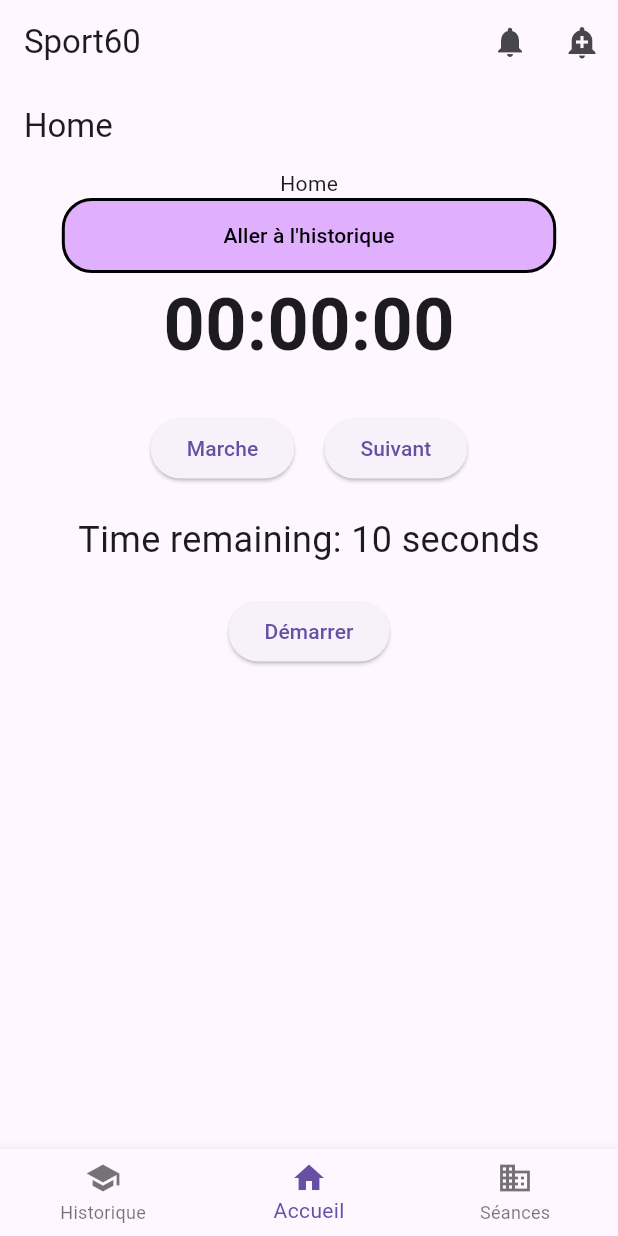
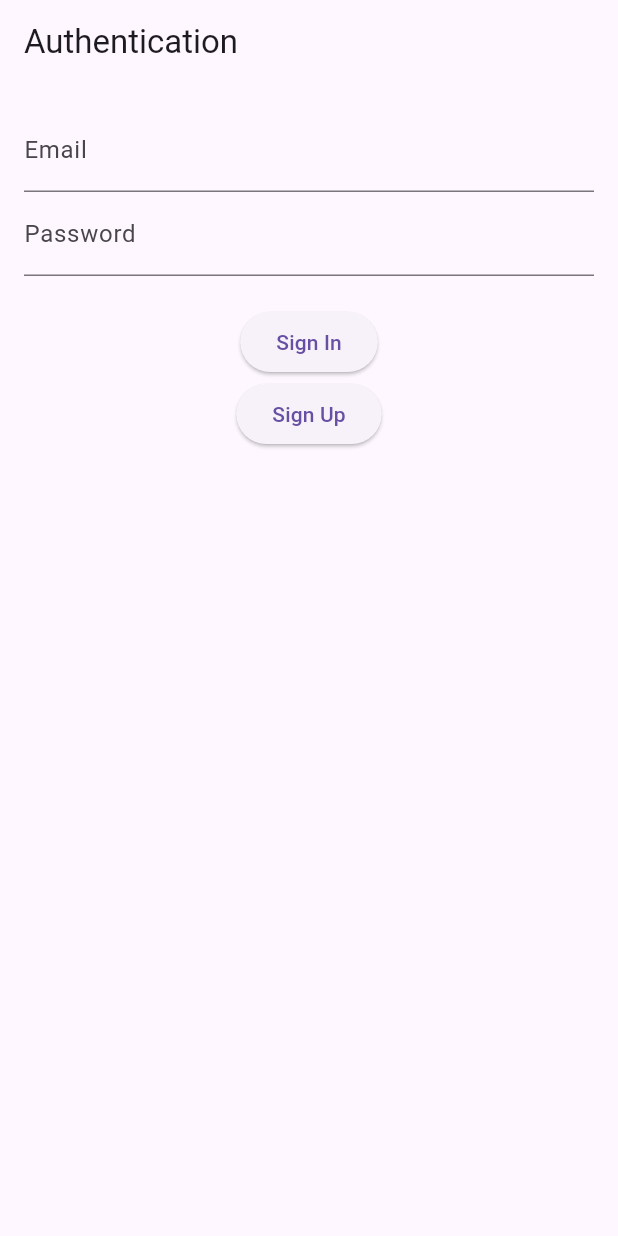
Before and after one commit to Xalovald/sport60, a Flutter app: the screen it shows after launch, on a phone screen of 412 x 824 dp. Run offline on Flutter 3.47's test engine with Material 3 defaults, Android fonts, the phone set to English and light mode, and no system bars; our stand-ins replace firebase_auth, firebase_core, flutter_local_notifications, permission_handler; accounts and stored records are empty.

Commit message:
add authentication simple

```diff
--- a/lib/main.dart
+++ b/lib/main.dart
@@ -3,20 +3,60 @@ import 'package:sport60/views/home.dart';
 import 'package:sport60/views/history/history_list.dart';
 import 'package:sport60/views/planned/planned_list.dart';
 import 'package:sport60/widgets/notification.dart';
+import 'package:firebase_core/firebase_core.dart';
+import 'package:firebase_auth/firebase_auth.dart';
+import 'package:sport60/views/auth/auth_page.dart';
 
-void main() async {
+void main() {
   WidgetsFlutterBinding.ensureInitialized();
-
   runApp(const MyApp());
 }
 
 class MyApp extends StatelessWidget {
   const MyApp({super.key});
 
+  Future<FirebaseApp> _initializeFirebase() async {
+    return await Firebase.initializeApp();
+  }
+
   @override
   Widget build(BuildContext context) {
-    return const MaterialApp(
-      home: HomeScreen(),
+    return FutureBuilder(
+      future: _initializeFirebase(),
+      builder: (context, snapshot) {
+        if (snapshot.connectionState == ConnectionState.done) {
+          return MaterialApp(
+            title: 'Flutter Firebase Auth',
+            theme: ThemeData(
+              primarySwatch: Colors.blue,
+            ),
+            home: _getHomePage(),
+          );
+        }
+        if (snapshot.hasError) {
+          return const Center(
+            child: Text('Error initializing Firebase'),
+          );
+        }
+        return const Center(
+          child: CircularProgressIndicator(),
+        );
+      },
+    );
+  }
+
+  Widget _getHomePage() {
+    return StreamBuilder<User?>(
+      stream: FirebaseAuth.instance.authStateChanges(),
+      builder: (context, snapshot) {
+        if (snapshot.connectionState == ConnectionState.waiting) {
+          return const Center(child: CircularProgressIndicator());
+        } else if (snapshot.hasData) {
+          return const HomeScreen();
+        } else {
+          return const AuthPage();
+        }
+      },
     );
   }
 }
@@ -47,7 +87,7 @@ class _HomeScreenState extends State<HomeScreen> {
     return Scaffold(
       appBar: AppBar(
         title: const Text('Sport60'),
-        actions: [
+        /* actions: [
           IconButton(
             icon: const Icon(Icons.notifications),
             onPressed: () {
@@ -60,7 +100,51 @@ class _HomeScreenState extends State<HomeScreen> {
               _showNotification(context);  // Appeler la fonction de notification avec un délai
             }, // Utiliser le widget pour afficher une notification
           ),
-        ],
+        ], */
+      ),
+      drawer: Drawer(
+        child: ListView(
+          padding: EdgeInsets.zero,
+          children: <Widget>[
+            const DrawerHeader(
+              decoration: BoxDecoration(
+                color: Colors.blue,
+              ),
+              child: Text(
+                'Actions',
+                style: TextStyle(
+                  color: Colors.white,
+                  fontSize: 24,
+                ),
+              ),
+            ),
+            ListTile(
+              leading: const Icon(Icons.notifications),
+              title: const Text('Show Notification with Delay'),
+              onTap: () {
+                Navigator.pop(context); // Close the drawer
+                _showNotificationWithDelay(
+                    context); // Call the notification function with a delay
+              },
+            ),
+            ListTile(
+              leading: const Icon(Icons.add_alert),
+              title: const Text('Show Notification'),
+              onTap: () {
+                Navigator.pop(context); // Close the drawer
+                _showNotification(context); // Call the notification function
+              },
+            ),
+            ListTile(
+              leading: const Icon(Icons.exit_to_app),
+              title: const Text('Disconnect'),
+              onTap: () {
+                Navigator.pop(context); // Close the drawer
+                _disconnect(); // Call the disconnect function
+              },
+            ),
+          ],
+        ),
       ),
       body: _pages[_selectedIndex],
       bottomNavigationBar: BottomNavigationBar(
@@ -100,6 +184,7 @@ class _HomeScreenState extends State<HomeScreen> {
       delayInSeconds: 3,
     );
   }
+
   // Déclencher la notification direct
   void _showNotification(BuildContext context) {
     // Appeler le service de notification après 5 secondes
@@ -110,30 +195,11 @@ class _HomeScreenState extends State<HomeScreen> {
     );
   }
 
-  /*// Function show notif (POC)
-  Future<void> _showNotification() async {
-    // Ask permission before send notif
-    await _requestNotificationPermission();
-
-    const AndroidNotificationDetails androidPlatformChannelSpecifics =
-    AndroidNotificationDetails(
-      'basic_channel', // CanalID
-      'Basic Notifications', // Canal name
-      channelDescription: 'Channel for basic notifications',
-      importance: Importance.max,
-      priority: Priority.high,
-      showWhen: true,
-    );
-
-    const NotificationDetails platformChannelSpecifics =
-    NotificationDetails(android: androidPlatformChannelSpecifics);
-
-    await flutterLocalNotificationsPlugin.show(
-      0,
-      'POC Notification',
-      'Ceci est une notification de test',
-      platformChannelSpecifics,
-      payload: 'test_payload',
-    );
-  }*/
+  void _disconnect() {
+    // Add your disconnect logic here
+    // For example, sign out from Firebase Auth
+    FirebaseAuth.instance.signOut();
+    // Navigate to the login screen or show a message
+    Navigator.pushReplacementNamed(context, '/login');
+  }
 }
--- /dev/null
+++ b/lib/views/auth/auth_page.dart
@@ -0,0 +1,87 @@
+import 'package:flutter/material.dart';
+import 'package:firebase_auth/firebase_auth.dart';
+
+class AuthPage extends StatefulWidget {
+  const AuthPage({super.key});
+
+  @override
+  _AuthPageState createState() => _AuthPageState();
+}
+
+class _AuthPageState extends State<AuthPage> {
+  final TextEditingController _emailController = TextEditingController();
+  final TextEditingController _passwordController = TextEditingController();
+  final FirebaseAuth _auth = FirebaseAuth.instance;
+
+  @override
+  Widget build(BuildContext context) {
+    return Scaffold(
+      appBar: AppBar(
+        title: const Text('Authentication'),
+      ),
+      body: Padding(
+        padding: const EdgeInsets.all(16.0),
+        child: Column(
+          children: [
+            TextField(
+              controller: _emailController,
+              decoration: const InputDecoration(labelText: 'Email'),
+            ),
+            TextField(
+              controller: _passwordController,
+              decoration: const InputDecoration(labelText: 'Password'),
+              obscureText: true,
+            ),
+            const SizedBox(height: 20),
+            ElevatedButton(
+              onPressed: _signIn,
+              child: const Text('Sign In'),
+            ),
+            ElevatedButton(
+              onPressed: _signUp,
+              child: const Text('Sign Up'),
+            ),
+          ],
+        ),
+      ),
+    );
+  }
+
+  Future<void> _signIn() async {
+    if (_emailController.text.isEmpty || _passwordController.text.isEmpty) {
+      ScaffoldMessenger.of(context).showSnackBar(
+        const SnackBar(content: Text('Please enter both email and password')),
+      );
+      return;
+    }
+    try {
+      await _auth.signInWithEmailAndPassword(
+        email: _emailController.text,
+        password: _passwordController.text,
+      );
+    } catch (e) {
+      ScaffoldMessenger.of(context).showSnackBar(
+        SnackBar(content: Text('Failed to sign in: $e')),
+      );
+    }
+  }
+
+  Future<void> _signUp() async {
+    if (_emailController.text.isEmpty || _passwordController.text.isEmpty) {
+      ScaffoldMessenger.of(context).showSnackBar(
+        const SnackBar(content: Text('Please enter both email and password')),
+      );
+      return;
+    }
+    try {
+      await _auth.createUserWithEmailAndPassword(
+        email: _emailController.text,
+        password: _passwordController.text,
+      );
+    } catch (e) {
+      ScaffoldMessenger.of(context).showSnackBar(
+        SnackBar(content: Text('Failed to sign up: $e')),
+      );
+    }
+  }
+}
--- a/pubspec.yaml
+++ b/pubspec.yaml
@@ -31,13 +31,14 @@ dependencies:
   flutter:
     sdk: flutter
   permission_handler: ^11.3.1
-  flutter_local_notifications: ^17.2.3
-
+  flutter_local_notifications: ^18.0.1
 
   # The following adds the Cupertino Icons font to your application.
   # Use with the CupertinoIcons class for iOS style icons.
   cupertino_icons: ^1.0.6
   flutter_dotenv: ^5.1.0
+  firebase_core: ^3.8.0
+  firebase_auth: ^5.3.3
 
 dev_dependencies:
   flutter_test:
```
Also changed, not shown: firebase.json (added), lib/firebase_options.dart (added), pubspec.lock, 4 other files.
